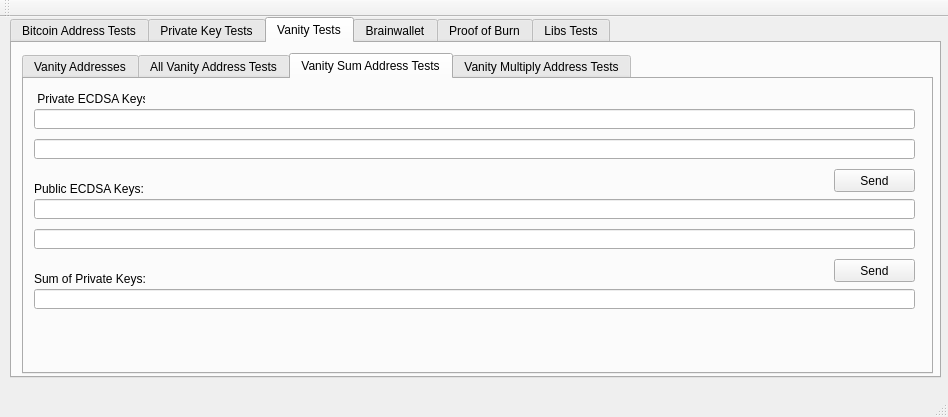
First picture: the form in src/bitcointests.ui, repository cosmycdevs/cryptotoolbox, before the edit.
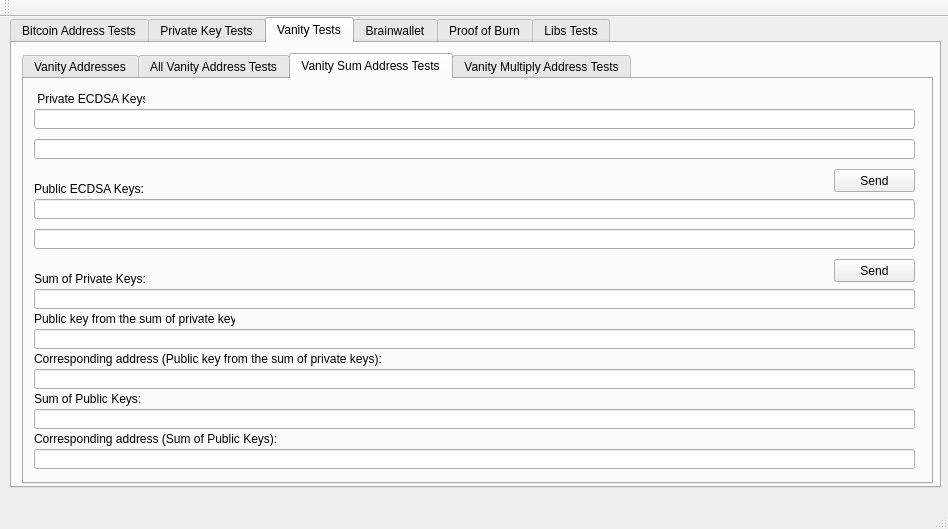
Second picture: the form after the edit.

```diff
--- a/src/bitcointests.ui
+++ b/src/bitcointests.ui
@@ -7,7 +7,7 @@
     <x>0</x>
     <y>0</y>
     <width>948</width>
-    <height>417</height>
+    <height>529</height>
    </rect>
   </property>
   <property name="windowTitle">
@@ -20,7 +20,7 @@
       <x>10</x>
       <y>0</y>
       <width>931</width>
-      <height>361</height>
+      <height>471</height>
      </rect>
     </property>
     <property name="currentIndex">
@@ -287,7 +287,7 @@
         <x>10</x>
         <y>10</y>
         <width>911</width>
-        <height>321</height>
+        <height>431</height>
        </rect>
       </property>
       <property name="currentIndex">
@@ -422,6 +422,98 @@
          </rect>
         </property>
        </widget>
+       <widget class="QLineEdit" name="lineEdit_VanitySumOfPublicKeys">
+        <property name="geometry">
+         <rect>
+          <x>10</x>
+          <y>330</y>
+          <width>881</width>
+          <height>20</height>
+         </rect>
+        </property>
+       </widget>
+       <widget class="QLabel" name="label_VanitySumOfPublicKeys">
+        <property name="geometry">
+         <rect>
+          <x>10</x>
+          <y>310</y>
+          <width>111</width>
+          <height>20</height>
+         </rect>
+        </property>
+        <property name="text">
+         <string>Sum of Public Keys:</string>
+        </property>
+       </widget>
+       <widget class="QLineEdit" name="lineEdit_VanityPublicKeyFromSumOfPrivateKeys">
+        <property name="geometry">
+         <rect>
+          <x>10</x>
+          <y>250</y>
+          <width>881</width>
+          <height>20</height>
+         </rect>
+        </property>
+       </widget>
+       <widget class="QLabel" name="label_VanityPublicKeyFromSumOfPrivateKeys">
+        <property name="geometry">
+         <rect>
+          <x>10</x>
+          <y>230</y>
+          <width>201</width>
+          <height>20</height>
+         </rect>
+        </property>
+        <property name="text">
+         <string>Public key from the sum of private keys:</string>
+        </property>
+       </widget>
+       <widget class="QLabel" name="label_VanityPublicKeyFromSumOfPrivateKeysCorrAddress">
+        <property name="geometry">
+         <rect>
+          <x>10</x>
+          <y>270</y>
+          <width>351</width>
+          <height>20</height>
+         </rect>
+        </property>
+        <property name="text">
+         <string>Corresponding address (Public key from the sum of private keys):</string>
+        </property>
+       </widget>
+       <widget class="QLineEdit" name="lineEdit_VanityPublicKeyFromSumOfPrivateKeysCorrespondingAddress">
+        <property name="geometry">
+         <rect>
+          <x>10</x>
+          <y>290</y>
+          <width>881</width>
+          <height>20</height>
+         </rect>
+        </property>
+       </widget>
+       <widget class="QLabel" name="label_VanitySumOfPublicKeysCorrAddress">
+        <property name="geometry">
+         <rect>
+          <x>10</x>
+          <y>350</y>
+          <width>351</width>
+          <height>20</height>
+         </rect>
+        </property>
+        <property name="text">
+         <string>Corresponding address (Sum of Public Keys):</string>
+        </property>
+       </widget>
+       <widget class="QLineEdit" name="lineEdit_VanitySumOfPublicKeysCorrespondingAddress">
+        <property name="geometry">
+         <rect>
+          <x>10</x>
+          <y>370</y>
+          <width>881</width>
+          <height>20</height>
+         </rect>
+        </property>
+       </widget>
       </widget>
       <widget class="QWidget" name="tab_VanityMultiplyAddressTests">
        <attribute name="title">
```
